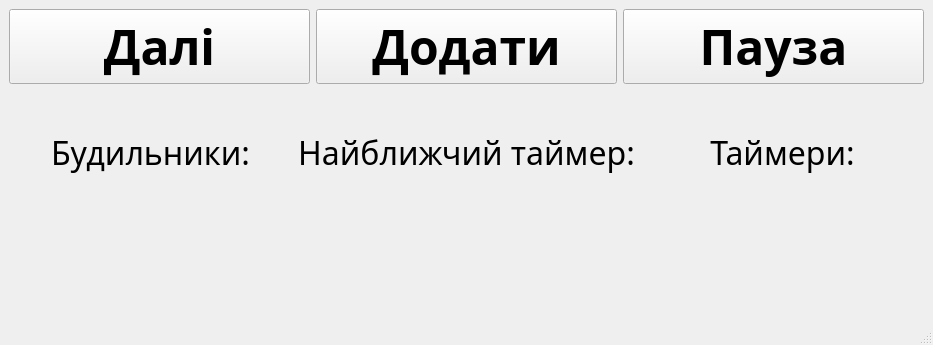
First picture: the form in 3 semester/OOOPLab2/mainwindow.ui, repository NaturalStupidlty/uni, before the edit.
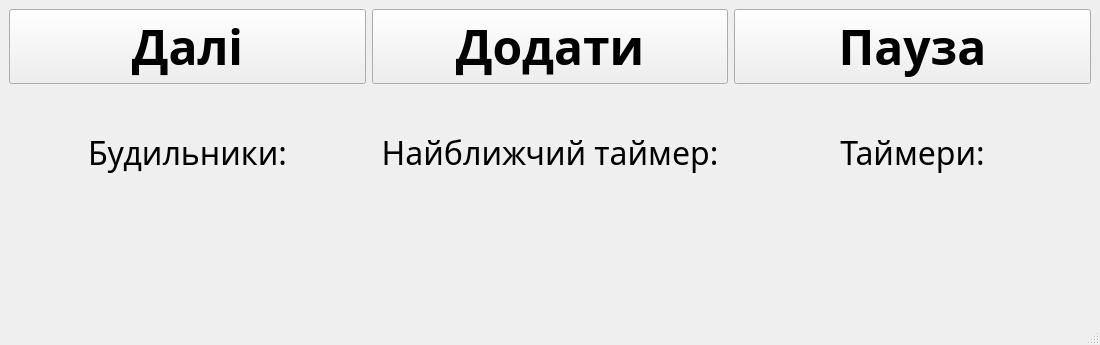
Second picture: the form after the edit.

Patch:
```diff
--- a/3 semester/OOOPLab2/mainwindow.ui
+++ b/3 semester/OOOPLab2/mainwindow.ui
@@ -14,6 +14,12 @@
    <string>TimerX</string>
   </property>
   <widget class="QWidget" name="centralwidget">
+   <property name="minimumSize">
+    <size>
+     <width>1100</width>
+     <height>0</height>
+    </size>
+   </property>
    <layout class="QGridLayout" name="gridLayout">
     <item row="0" column="0">
      <layout class="QVBoxLayout" name="Interface">
```
